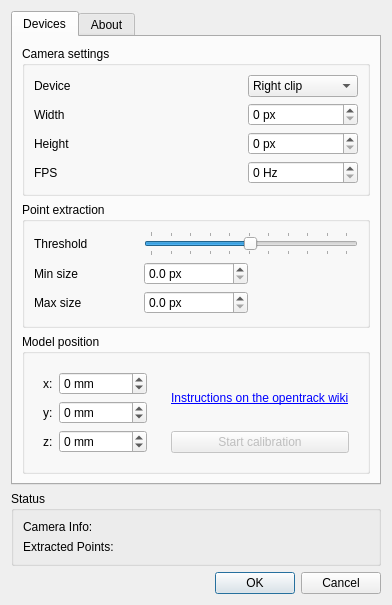
Qt form tracker-pt/FTNoIR_PT_Controls.ui (opentrack/opentrack) before a commit.
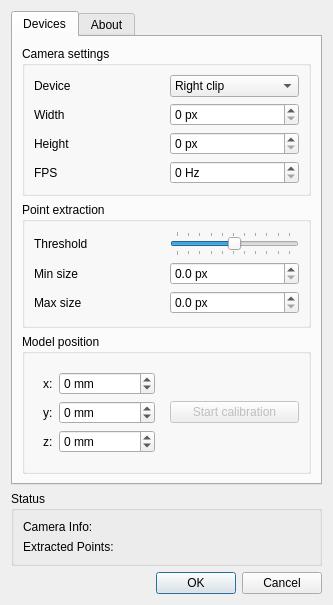
The same form after that commit. Icons and pictures are not drawn.

Commit message: tracker/pt: prevent layout reflow on first show

What changed in the file:
```diff
--- a/tracker-pt/FTNoIR_PT_Controls.ui
+++ b/tracker-pt/FTNoIR_PT_Controls.ui
@@ -9,12 +9,12 @@
    <rect>
     <x>0</x>
     <y>0</y>
-    <width>422</width>
-    <height>593</height>
+    <width>333</width>
+    <height>605</height>
    </rect>
   </property>
   <property name="sizePolicy">
-   <sizepolicy hsizetype="Preferred" vsizetype="Preferred">
+   <sizepolicy hsizetype="Maximum" vsizetype="Maximum">
     <horstretch>0</horstretch>
     <verstretch>0</verstretch>
    </sizepolicy>
@@ -32,10 +32,7 @@
   <property name="autoFillBackground">
    <bool>false</bool>
   </property>
-  <layout class="QGridLayout" name="gridLayout_9">
-   <property name="sizeConstraint">
-    <enum>QLayout::SetFixedSize</enum>
-   </property>
+  <layout class="QGridLayout" name="gridLayout">
    <item row="1" column="0">
     <widget class="QGroupBox" name="groupBox_5">
      <property name="sizePolicy">
@@ -107,17 +104,11 @@
    <item row="0" column="0">
     <widget class="QTabWidget" name="tabWidget">
      <property name="sizePolicy">
-      <sizepolicy hsizetype="Preferred" vsizetype="MinimumExpanding">
+      <sizepolicy hsizetype="Minimum" vsizetype="Minimum">
        <horstretch>0</horstretch>
        <verstretch>0</verstretch>
       </sizepolicy>
      </property>
-     <property name="minimumSize">
-      <size>
-       <width>0</width>
-       <height>0</height>
-      </size>
-     </property>
      <property name="locale">
       <locale language="English" country="UnitedStates"/>
      </property>
@@ -166,7 +157,7 @@
           <item row="1" column="0">
            <widget class="QLabel" name="label_36">
             <property name="sizePolicy">
-             <sizepolicy hsizetype="Expanding" vsizetype="Preferred">
+             <sizepolicy hsizetype="Preferred" vsizetype="Preferred">
               <horstretch>0</horstretch>
               <verstretch>0</verstretch>
              </sizepolicy>
@@ -179,7 +170,7 @@
           <item row="3" column="0">
            <widget class="QLabel" name="label_37">
             <property name="sizePolicy">
-             <sizepolicy hsizetype="Expanding" vsizetype="Preferred">
+             <sizepolicy hsizetype="Preferred" vsizetype="Preferred">
               <horstretch>0</horstretch>
               <verstretch>0</verstretch>
              </sizepolicy>
@@ -258,7 +249,7 @@
           <item row="2" column="0">
            <widget class="QLabel" name="label_41">
             <property name="sizePolicy">
-             <sizepolicy hsizetype="Expanding" vsizetype="Preferred">
+             <sizepolicy hsizetype="Preferred" vsizetype="Preferred">
               <horstretch>0</horstretch>
               <verstretch>0</verstretch>
              </sizepolicy>
@@ -271,7 +262,7 @@
           <item row="0" column="0">
            <widget class="QLabel" name="label_2">
             <property name="sizePolicy">
-             <sizepolicy hsizetype="Expanding" vsizetype="Preferred">
+             <sizepolicy hsizetype="Preferred" vsizetype="Preferred">
               <horstretch>0</horstretch>
               <verstretch>0</verstretch>
              </sizepolicy>
@@ -292,17 +283,7 @@
          <property name="title">
           <string>Point extraction</string>
          </property>
-         <layout class="QGridLayout" name="gridLayout_7">
-          <item row="2" column="0">
-           <widget class="QLabel" name="label_8">
-            <property name="text">
-             <string>Max size</string>
-            </property>
-            <property name="buddy">
-             <cstring>maxdiam_spin</cstring>
-            </property>
-           </widget>
-          </item>
+         <layout class="QGridLayout" name="gridLayout_3">
           <item row="0" column="0">
            <widget class="QLabel" name="label">
             <property name="text">
@@ -313,10 +294,10 @@
             </property>
            </widget>
           </item>
-          <item row="0" column="1" colspan="2">
+          <item row="0" column="1">
            <widget class="QSlider" name="threshold_slider">
             <property name="sizePolicy">
-             <sizepolicy hsizetype="Expanding" vsizetype="Maximum">
+             <sizepolicy hsizetype="Preferred" vsizetype="Maximum">
               <horstretch>0</horstretch>
               <verstretch>0</verstretch>
              </sizepolicy>
@@ -354,24 +335,14 @@
             </property>
            </widget>
           </item>
-          <item row="2" column="1">
-           <widget class="QDoubleSpinBox" name="maxdiam_spin">
-            <property name="toolTip">
-             <string>Maximum point diameter</string>
-            </property>
-            <property name="suffix">
-             <string> px</string>
-            </property>
-            <property name="decimals">
-             <number>1</number>
-            </property>
-            <property name="singleStep">
-             <double>0.100000000000000</double>
-            </property>
-           </widget>
-          </item>
           <item row="1" column="1">
            <widget class="QDoubleSpinBox" name="mindiam_spin">
+            <property name="sizePolicy">
+             <sizepolicy hsizetype="Minimum" vsizetype="Maximum">
+              <horstretch>0</horstretch>
+              <verstretch>0</verstretch>
+             </sizepolicy>
+            </property>
             <property name="toolTip">
              <string>Minimum point diameter</string>
             </property>
@@ -386,13 +357,45 @@
             </property>
            </widget>
           </item>
+          <item row="2" column="0">
+           <widget class="QLabel" name="label_8">
+            <property name="text">
+             <string>Max size</string>
+            </property>
+            <property name="buddy">
+             <cstring>maxdiam_spin</cstring>
+            </property>
+           </widget>
+          </item>
+          <item row="2" column="1">
+           <widget class="QDoubleSpinBox" name="maxdiam_spin">
+            <property name="sizePolicy">
+             <sizepolicy hsizetype="Minimum" vsizetype="Maximum">
+              <horstretch>0</horstretch>
+              <verstretch>0</verstretch>
+             </sizepolicy>
+            </property>
+            <property name="toolTip">
+             <string>Maximum point diameter</string>
+            </property>
+            <property name="suffix">
+             <string> px</string>
+            </property>
+            <property name="decimals">
+             <number>1</number>
+            </property>
+            <property name="singleStep">
+             <double>0.100000000000000</double>
+            </property>
+           </widget>
+          </item>
          </layout>
         </widget>
        </item>
        <item>
         <widget class="QGroupBox" name="groupBox_10">
          <property name="sizePolicy">
-          <sizepolicy hsizetype="Preferred" vsizetype="Maximum">
+          <sizepolicy hsizetype="Preferred" vsizetype="Preferred">
            <horstretch>0</horstretch>
            <verstretch>0</verstretch>
           </sizepolicy>
@@ -401,41 +404,6 @@
           <string>Model position</string>
          </property>
          <layout class="QGridLayout" name="gridLayout_4">
-          <item row="0" column="1">
-           <widget class="QFrame" name="frame">
-            <property name="frameShape">
-             <enum>QFrame::NoFrame</enum>
-            </property>
-            <property name="frameShadow">
-             <enum>QFrame::Raised</enum>
-            </property>
-            <layout class="QVBoxLayout" name="verticalLayout_2">
-             <item>
-              <widget class="QLabel" name="label_59">
-               <property name="text">
-                <string>&lt;html&gt;&lt;head/&gt;&lt;body&gt;&lt;p&gt;&lt;a href=&quot;https://github.com/opentrack/opentrack/wiki/model-calibration-for-PT-and-Aruco-trackers&quot;&gt;&lt;span style=&quot; text-decoration: underline; color:#0000ff;&quot;&gt;Instructions on the opentrack wiki&lt;/span&gt;&lt;/a&gt;&lt;/p&gt;&lt;/body&gt;&lt;/html&gt;</string>
-               </property>
-               <property name="openExternalLinks">
-                <bool>true</bool>
-               </property>
-              </widget>
-             </item>
-             <item>
-              <widget class="QPushButton" name="tcalib_button">
-               <property name="enabled">
-                <bool>false</bool>
-               </property>
-               <property name="text">
-                <string>Start calibration</string>
-               </property>
-               <property name="checkable">
-                <bool>true</bool>
-               </property>
-              </widget>
-             </item>
-            </layout>
-           </widget>
-          </item>
           <item row="0" column="0">
            <widget class="QFrame" name="frame_2">
             <property name="frameShape">
@@ -526,6 +494,25 @@
             </layout>
            </widget>
           </item>
+          <item row="0" column="1">
+           <widget class="QPushButton" name="tcalib_button">
+            <property name="enabled">
+             <bool>false</bool>
+            </property>
+            <property name="sizePolicy">
+             <sizepolicy hsizetype="Minimum" vsizetype="Maximum">
+              <horstretch>0</horstretch>
+              <verstretch>0</verstretch>
+             </sizepolicy>
+            </property>
+            <property name="text">
+             <string>Start calibration</string>
+            </property>
+            <property name="checkable">
+             <bool>true</bool>
+            </property>
+           </widget>
+          </item>
          </layout>
         </widget>
        </item>
```
Left out of the diff: 2 changed lines with no effect on the pictures.
